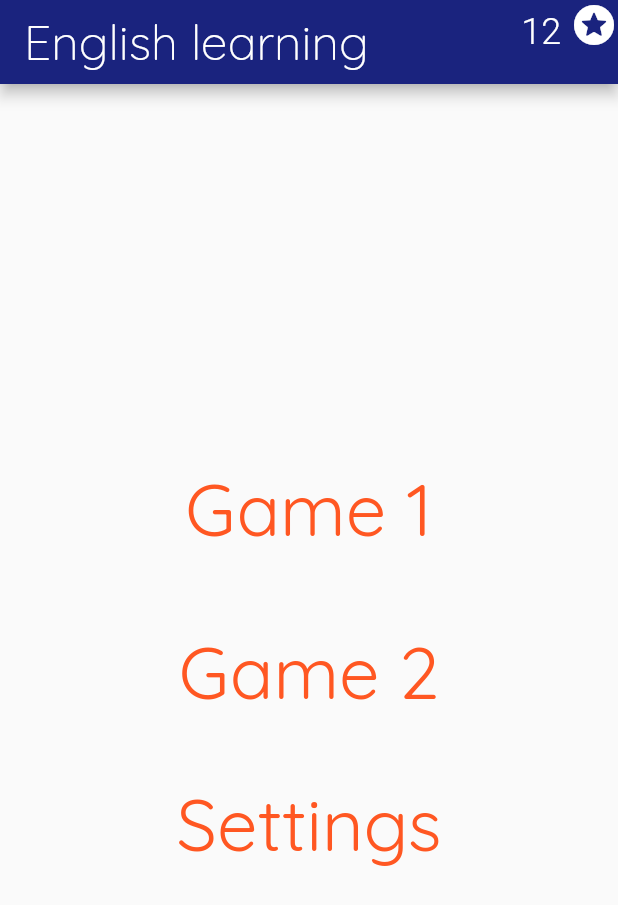
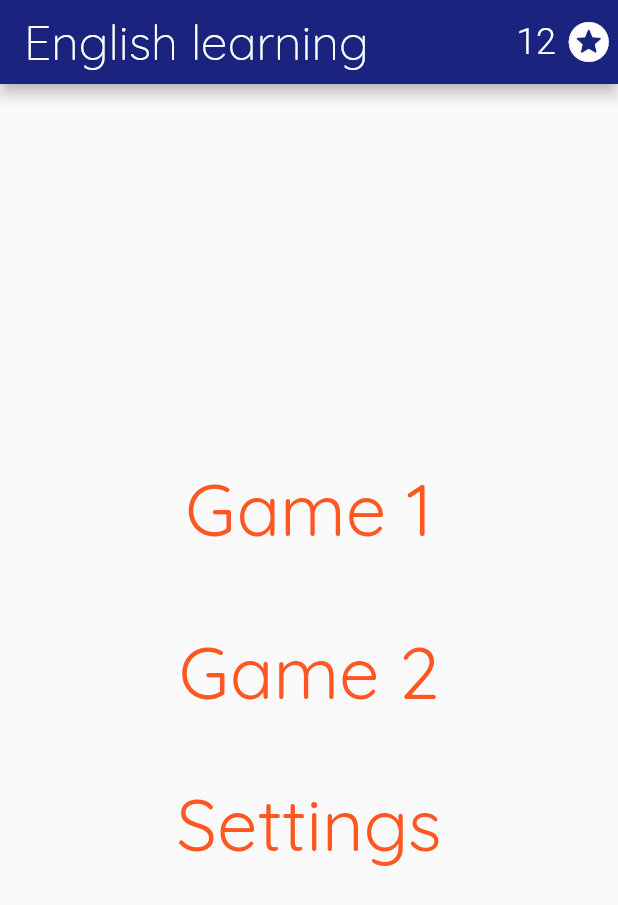
Before and after one commit to DenXman111/EnglishLearningApp, a Flutter app: the screen it shows after launch, on a phone screen of 412 x 824 dp. Shown: the top 905 px of the screen. Run offline on Flutter 3.47's test engine with Material 2 defaults, Android fonts, the phone set to English and light mode, and no system bars; our stand-ins replace google_fonts, hive; accounts and stored records are empty; generated files the repository leaves out were written again.

Commit message:
Fixed points displaying

```diff
--- a/lib/views/MenuPageState.dart
+++ b/lib/views/MenuPageState.dart
@@ -17,14 +17,13 @@ class MenuPageState extends State<MenuPage>{
           ),
         ),
         actions: <Widget>[
-          RichText(
-            text: TextSpan(
-              children: [
-                TextSpan(text: '12 ', style: TextStyle(color: Colors.white, fontSize: 24, fontWeight: FontWeight.w300)),
-                WidgetSpan(child: Icon(Icons.stars_rounded, size: 32)),
+          Row(
+              children: <Widget> [
+                Text('12 ', style: TextStyle(color: Colors.white, fontSize: 24, fontWeight: FontWeight.w300)),
+                Icon(Icons.stars_rounded, size: 32),
+                Text(' '),
               ],
             ),
-          ),
         ],
       ),
       body: Center(
```
Also changed, not shown: pubspec.lock.
